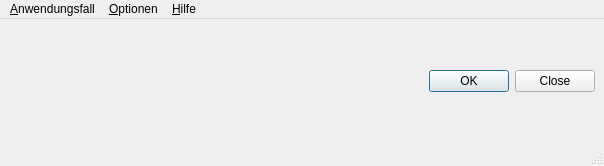
Above: Merge Module/Qt MS/Entwicklung/Dialoge/HauptBasis.ui from BackupTheBerlios/qtsbsa-svn before the change. Below: the same form after it.
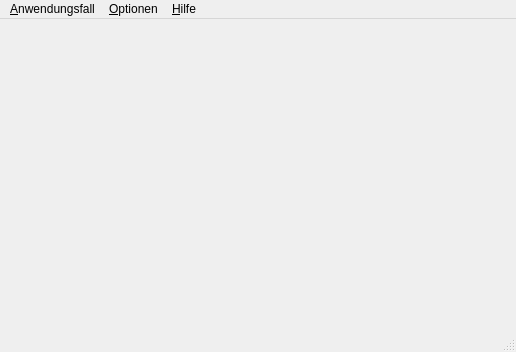
That is the form after the change.

```diff
--- a/Merge Module/Qt MS/Entwicklung/Dialoge/HauptBasis.ui
+++ b/Merge Module/Qt MS/Entwicklung/Dialoge/HauptBasis.ui
@@ -5,8 +5,8 @@
    <rect>
     <x>0</x>
     <y>0</y>
-    <width>604</width>
-    <height>166</height>
+    <width>516</width>
+    <height>352</height>
    </rect>
   </property>
   <property name="windowTitle" >
@@ -20,16 +20,6 @@
     <property name="spacing" >
      <number>6</number>
     </property>
-    <item>
-     <widget class="QDialogButtonBox" name="sfBox" >
-      <property name="orientation" >
-       <enum>Qt::Horizontal</enum>
-      </property>
-      <property name="standardButtons" >
-       <set>QDialogButtonBox::Close|QDialogButtonBox::NoButton|QDialogButtonBox::Ok</set>
-      </property>
-     </widget>
-    </item>
    </layout>
   </widget>
   <widget class="QMenuBar" name="menuBar" >
@@ -37,7 +27,7 @@
     <rect>
      <x>0</x>
      <y>0</y>
-     <width>604</width>
+     <width>516</width>
      <height>21</height>
     </rect>
    </property>
```
Left out of the diff: 19 changed lines with no effect on the pictures.
